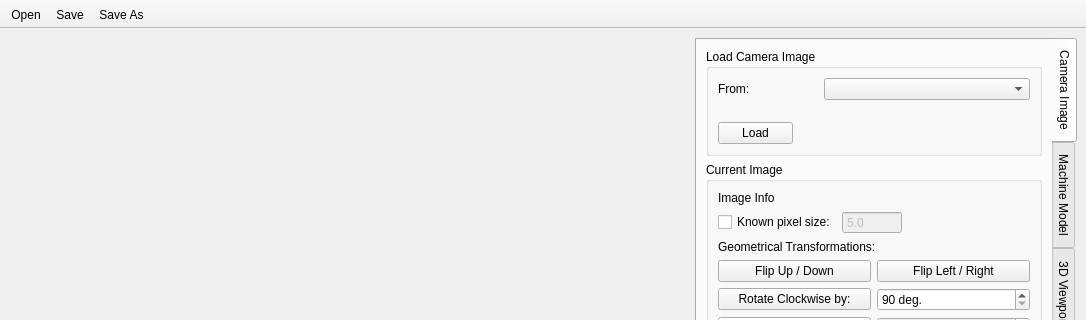
Qt form calcam/gui/fitting_calib.ui (euratom-software/calcam) before a commit; both pictures show x 0 to 1086 and y 0 to 320 of the 1086 by 667 pixel window.
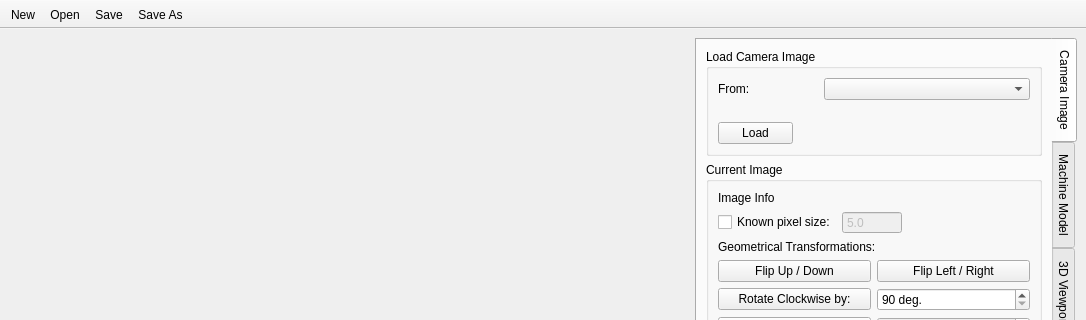
The same form after that commit.

Patch:
```diff
--- a/calcam/gui/fitting_calib.ui
+++ b/calcam/gui/fitting_calib.ui
@@ -1359,6 +1359,7 @@
    <attribute name="toolBarBreak">
     <bool>false</bool>
    </attribute>
+   <addaction name="action_new"/>
    <addaction name="action_open"/>
    <addaction name="action_save"/>
    <addaction name="action_save_as"/>
@@ -1387,6 +1388,17 @@
     <string>Save As</string>
    </property>
   </action>
+  <action name="action_new">
+   <property name="text">
+    <string>New</string>
+   </property>
+   <property name="toolTip">
+    <string>New</string>
+   </property>
+   <property name="shortcut">
+    <string>Ctrl+N</string>
+   </property>
+  </action>
  </widget>
  <resources/>
  <connections/>
```
